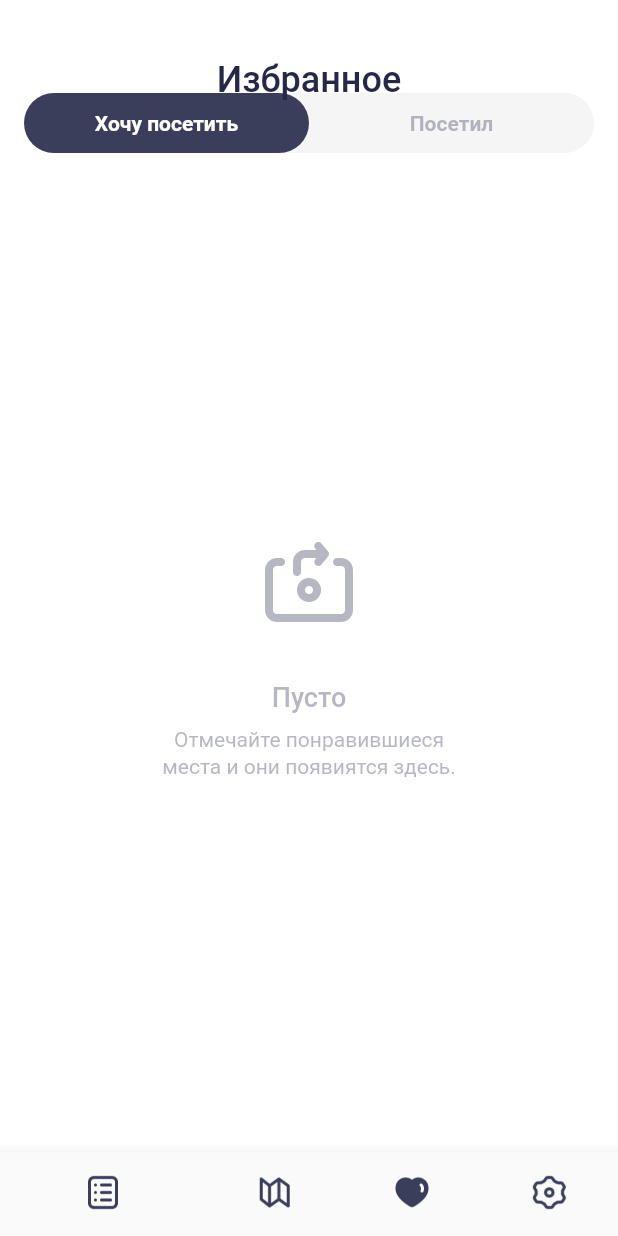
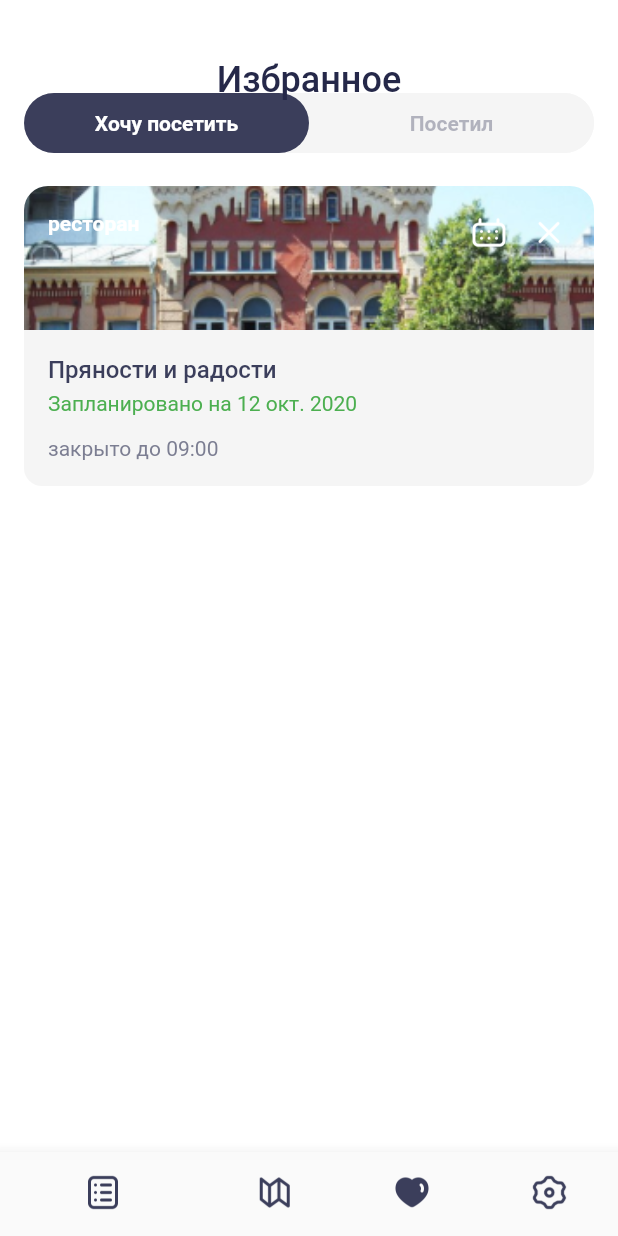
Before and after one commit to ivanthespacebiker/Flutterplaces, a Flutter app: the screen it shows after launch, on a phone screen of 412 x 824 dp. Run offline on Flutter 3.47's test engine with Material 2 defaults, Android fonts, the phone set to English and light mode, and no system bars.

Commit message:
Верстка экрана "Хочу посетить/Посещенные места"

```diff
--- a/lib/mocks.dart
+++ b/lib/mocks.dart
@@ -28,15 +28,15 @@ final List<Sight> mocks = [
 ];
 
 final List<VisitedSight> mocsVisited = [
-  // VisitedSight.fromSight(
-  //   sight: mocks[0],
-  //   visited: "Цель достигнута 12 окт. 2020",
-  // )
+  VisitedSight.fromSight(
+    sight: mocks[0],
+    visited: "Цель достигнута 12 окт. 2020",
+  )
 ];
 
 final List<WantToVisitSight> mocsWantToVisit = [
-  // WantToVisitSight.fromSight(
-  //   sight: mocks[2],
-  //   planned: "Запланировано на 12 окт. 2020",
-  // )
+  WantToVisitSight.fromSight(
+    sight: mocks[2],
+    planned: "Запланировано на 12 окт. 2020",
+  )
 ];
```
